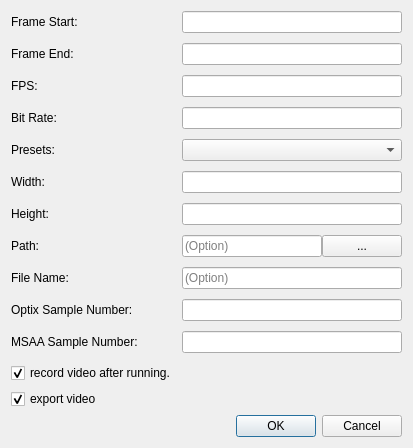
Old version of the form ui/zenoedit/dialog/zrecorddlg.ui in the repository zenustech/zeno.
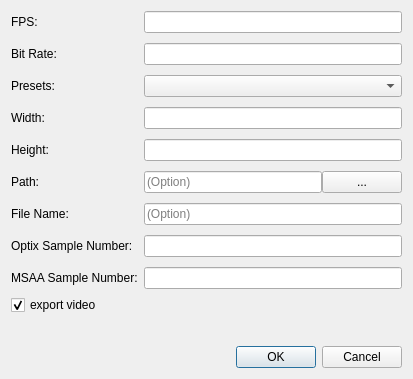
New version of the form.

Commit message: [dev] seperate running from record video, but frame selections depends on the run state, and support running triggered by recorder.

Diff of the .ui file:
```diff
--- a/ui/zenoedit/dialog/zrecorddlg.ui
+++ b/ui/zenoedit/dialog/zrecorddlg.ui
@@ -7,7 +7,7 @@
     <x>0</x>
     <y>0</y>
     <width>413</width>
-    <height>428</height>
+    <height>379</height>
    </rect>
   </property>
   <property name="windowTitle">
@@ -19,144 +19,114 @@
      <property name="verticalSpacing">
       <number>10</number>
      </property>
-     <item row="5" column="0">
-      <widget class="QLabel" name="label_6">
-       <property name="text">
-        <string>Width:</string>
-       </property>
-      </widget>
-     </item>
-     <item row="6" column="0">
-      <widget class="QLabel" name="label_7">
-       <property name="text">
-        <string>Height:</string>
-       </property>
-      </widget>
-     </item>
-     <item row="3" column="1">
-      <widget class="QLineEdit" name="bitrate"/>
-     </item>
-     <item row="10" column="1">
-      <widget class="QLineEdit" name="msaaSamplerNumber"/>
-     </item>
-     <item row="10" column="0">
-      <widget class="QLabel" name="label">
-       <property name="text">
-        <string>MSAA Sample Number:</string>
-       </property>
-      </widget>
-     </item>
-     <item row="6" column="1">
-      <widget class="QLineEdit" name="lineHeight"/>
-     </item>
-     <item row="4" column="0">
-      <widget class="QLabel" name="label_5">
-       <property name="text">
-        <string>Presets:</string>
-       </property>
-      </widget>
-     </item>
-     <item row="4" column="1">
-      <widget class="QComboBox" name="cbPresets"/>
-     </item>
-     <item row="1" column="0">
-      <widget class="QLabel" name="label_2">
-       <property name="text">
-        <string>Frame End:</string>
-       </property>
-      </widget>
-     </item>
-     <item row="2" column="1">
+     <item row="0" column="1">
       <widget class="QLineEdit" name="fps"/>
      </item>
      <item row="5" column="1">
+      <layout class="QHBoxLayout" name="horizontalLayout">
+       <item>
+        <widget class="QLineEdit" name="linePath">
+         <property name="placeholderText">
+          <string>(Option)</string>
+         </property>
+        </widget>
+       </item>
+       <item>
+        <widget class="QPushButton" name="btnOpen">
+         <property name="text">
+          <string>...</string>
+         </property>
+        </widget>
+       </item>
+      </layout>
+     </item>
+     <item row="5" column="0">
+      <widget class="QLabel" name="label_8">
+       <property name="text">
+        <string>Path:</string>
+       </property>
+      </widget>
+     </item>
+     <item row="3" column="1">
       <widget class="QLineEdit" name="lineWidth"/>
      </item>
-     <item row="8" column="0">
+     <item row="6" column="0">
       <widget class="QLabel" name="filename">
        <property name="text">
         <string>File Name:</string>
        </property>
       </widget>
      </item>
-     <item row="0" column="1">
-      <widget class="QLineEdit" name="frameStart"/>
+     <item row="4" column="1">
+      <widget class="QLineEdit" name="lineHeight"/>
      </item>
-     <item row="9" column="1">
-      <widget class="QLineEdit" name="optixSamplerNumber"/>
+     <item row="3" column="0">
+      <widget class="QLabel" name="label_6">
+       <property name="text">
+        <string>Width:</string>
+       </property>
+      </widget>
+     </item>
+     <item row="7" column="0">
+      <widget class="QLabel" name="label">
+       <property name="text">
+        <string>Optix Sample Number:</string>
+       </property>
+      </widget>
      </item>
      <item row="1" column="1">
-      <widget class="QLineEdit" name="frameEnd"/>
+      <widget class="QLineEdit" name="bitrate"/>
      </item>
-     <item row="8" column="1">
+     <item row="6" column="1">
       <widget class="QLineEdit" name="lineName">
        <property name="placeholderText">
         <string>(Option)</string>
        </property>
       </widget>
      </item>
-     <item row="3" column="0">
-      <widget class="QLabel" name="label_4">
+     <item row="4" column="0">
+      <widget class="QLabel" name="label_7">
        <property name="text">
-        <string>Bit Rate:</string>
-       </property>
-      </widget>
-     </item>
-     <item row="7" column="0">
-      <widget class="QLabel" name="label_8">
-       <property name="text">
-        <string>Path:</string>
+        <string>Height:</string>
        </property>
       </widget>
      </item>
      <item row="0" column="0">
-      <widget class="QLabel" name="label">
-       <property name="text">
-        <string>Frame Start:</string>
-       </property>
-      </widget>
-     </item>
-     <item row="2" column="0">
       <widget class="QLabel" name="label_3">
        <property name="text">
         <string>FPS:</string>
        </property>
       </widget>
      </item>
+     <item row="8" column="1">
+      <widget class="QLineEdit" name="msaaSamplerNumber"/>
+     </item>
+     <item row="2" column="0">
+      <widget class="QLabel" name="label_5">
+       <property name="text">
+        <string>Presets:</string>
+       </property>
+      </widget>
+     </item>
+     <item row="8" column="0">
+      <widget class="QLabel" name="label">
+       <property name="text">
+        <string>MSAA Sample Number:</string>
+       </property>
+      </widget>
+     </item>
+     <item row="1" column="0">
+      <widget class="QLabel" name="label_4">
+       <property name="text">
+        <string>Bit Rate:</string>
+       </property>
+      </widget>
+     </item>
      <item row="7" column="1">
-      <layout class="QHBoxLayout" name="horizontalLayout">
-       <item>
-        <widget class="QLineEdit" name="linePath">
-         <property name="placeholderText">
-          <string>(Option)</string>
-         </property>
-        </widget>
-       </item>
-       <item>
-        <widget class="QPushButton" name="btnOpen">
-         <property name="text">
-          <string>...</string>
-         </property>
-        </widget>
-       </item>
-      </layout>
+      <widget class="QLineEdit" name="optixSamplerNumber"/>
      </item>
-     <item row="9" column="0">
-      <widget class="QLabel" name="label">
-       <property name="text">
-        <string>Optix Sample Number:</string>
-       </property>
-      </widget>
-     </item>
-     <item row="11" column="0">
-      <widget class="QCheckBox" name="cbRunRecord">
-       <property name="text">
-        <string>record video after running.</string>
-       </property>
-       <property name="checked">
-        <bool>true</bool>
-       </property>
-      </widget>
+     <item row="2" column="1">
+      <widget class="QComboBox" name="cbPresets"/>
      </item>
     </layout>
    </item>
```
The commit also changes 16 other files.
